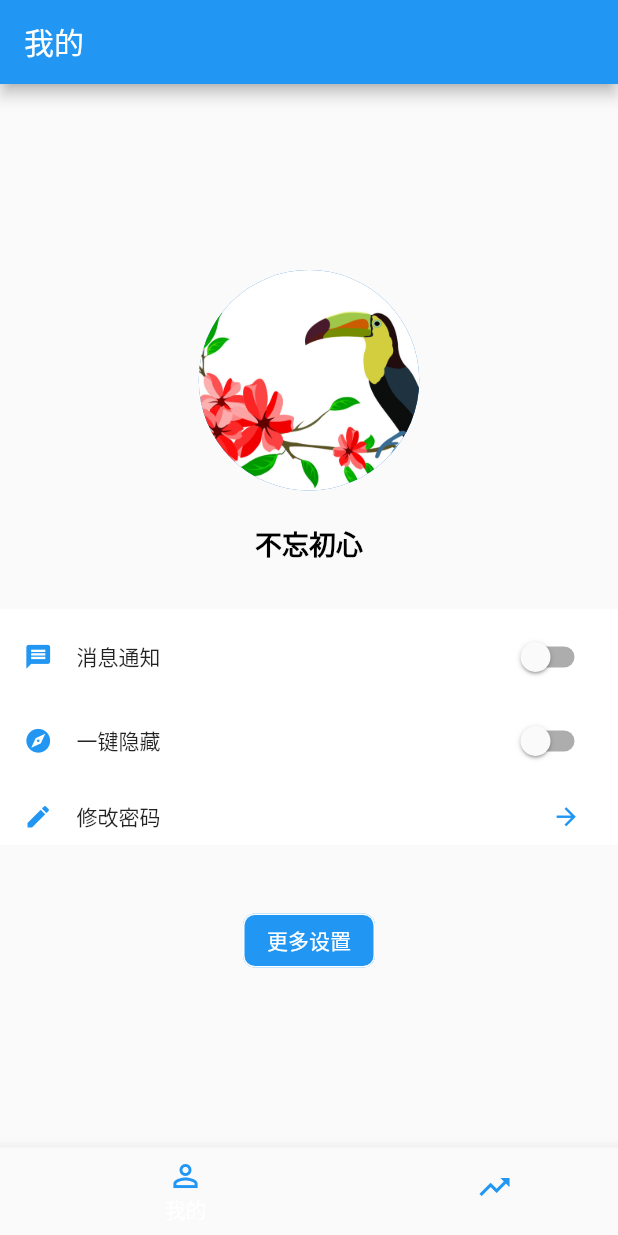
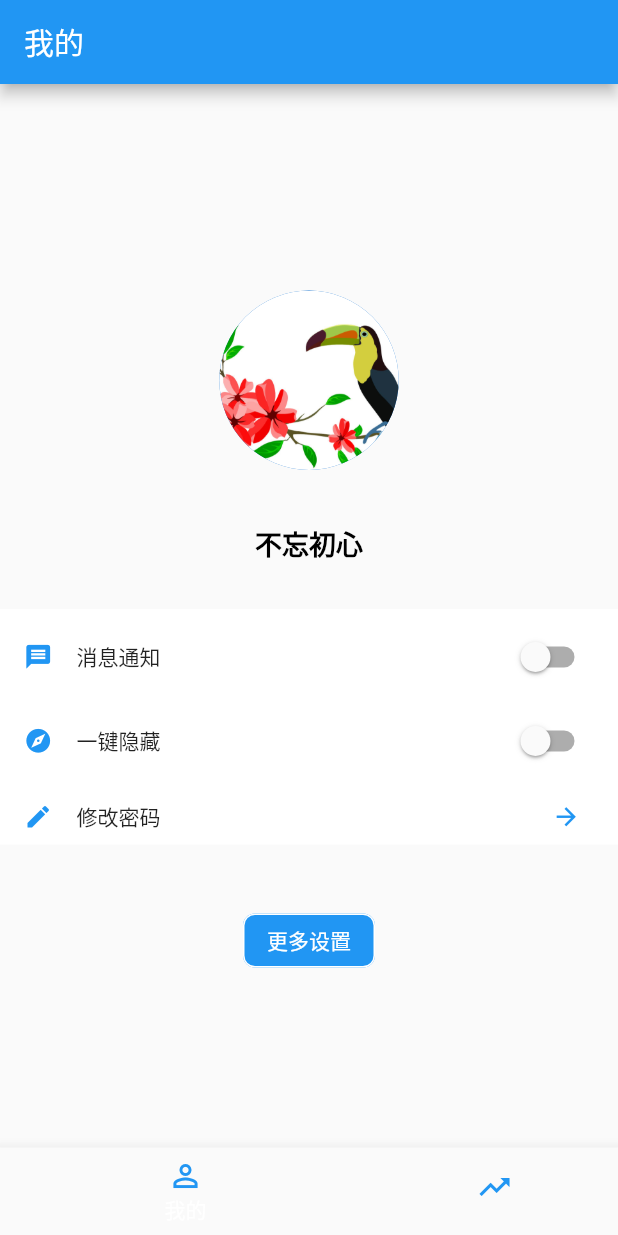
Before and after one commit to ClintLee1101/flutter, a Flutter app: the screen it shows after launch, on a phone screen of 412 x 824 dp. Run offline on Flutter 3.47's test engine with Material 2 defaults, Android fonts, the phone set to English and light mode, and no system bars; our stand-ins replace battery, charts_flutter, location; missing offline and left inert: contact_picker.

Commit message:
修改椭圆

```diff
--- a/lib/pages/home_screen.dart
+++ b/lib/pages/home_screen.dart
@@ -35,12 +35,12 @@ class _HomeScreenState extends State<HomeScreen> {
           mainAxisAlignment: MainAxisAlignment.center,
           children: [
             new Container(
-              width:400.0,
+              width:375.0,
               height:167.0,
-              margin: const EdgeInsets.only(bottom:12.0),
-              padding: const EdgeInsets.fromLTRB(100, 10, 100, 10),
+              margin: const EdgeInsets.only(bottom:12.0,),
+              padding: const EdgeInsets.fromLTRB(127.5, 23.7, 127.5, 23.7),
               child: new CircleAvatar(
-                radius: 40,
+                radius: 120,
                 backgroundImage: AssetImage(
                   'images/mine.jpg',
                 ),
@@ -177,8 +177,6 @@ class _HomeScreenState extends State<HomeScreen> {
       ),
     );
   }
-
-
 }
 
 
@@ -249,6 +247,20 @@ class _SecondScreenState extends State<SecondScreen> {
 //        });
 //      });
 //    });
+  }
+
+  @override
+  void didChangeDependencies(){
+    super.didChangeDependencies();
+
+    // Additional code
+  }
+
+  @override
+  void dispose(){
+    // Additional disposal code
+
+    super.dispose();
   }
 
 
```
